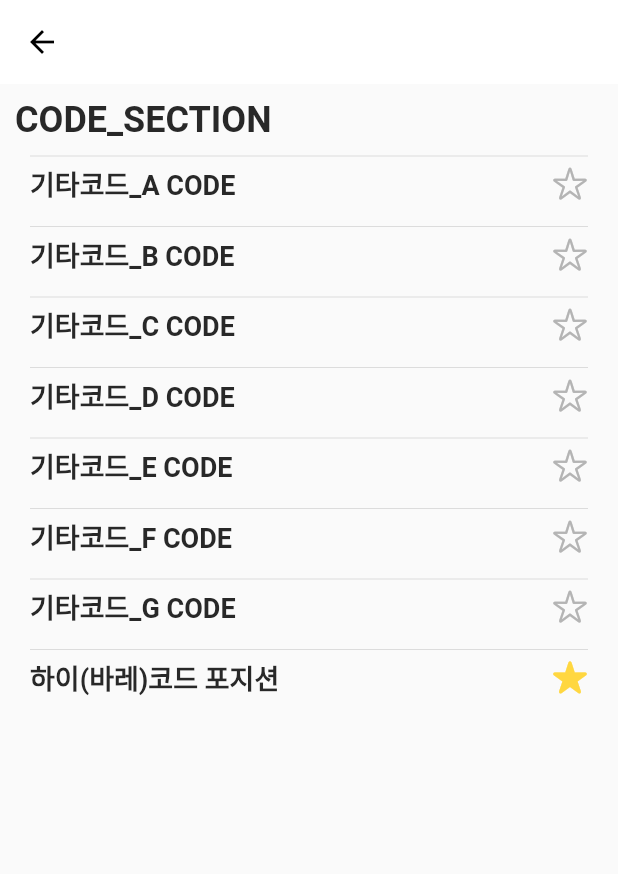
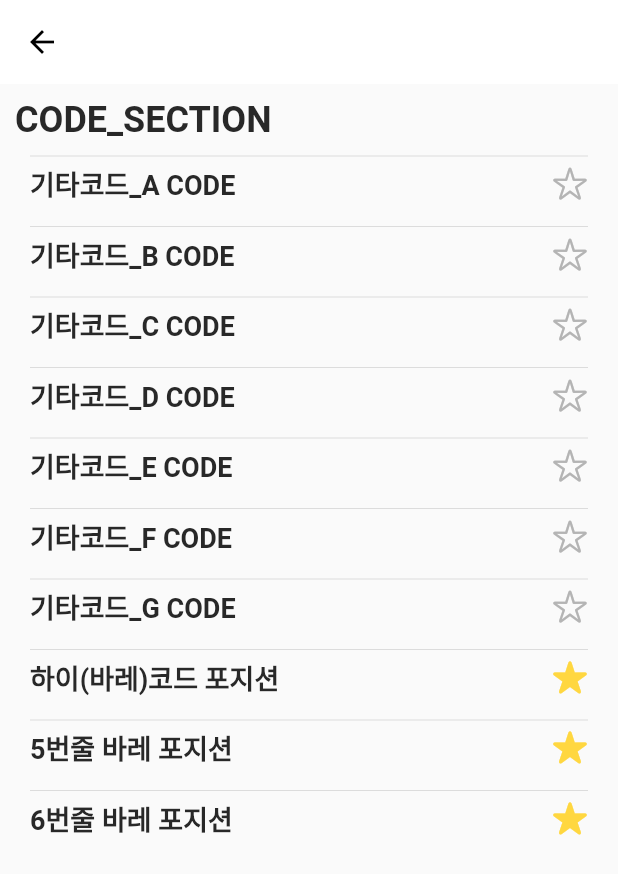
Before and after one commit to kimchungdo/TicQuitar, a Flutter app: the StudySectionPage screen opened directly, on a phone screen of 412 x 824 dp. Shown: the top 874 px of the screen. Run offline on Flutter 3.47's test engine with Material 2 defaults, Android fonts, the phone set to English and light mode, and no system bars; our stand-ins replace audioplayers, carousel_slider, youtube_player_flutter.

Commit message:
add 5,6 ballet code data

```diff
--- a/lib/data/library_contents.dart
+++ b/lib/data/library_contents.dart
@@ -21,7 +21,11 @@ List<Widget> fImageGroup = [Image.asset('assets/images/codes/F.jpg'),Image.asset
 
 List<Widget> gImageGroup = [Image.asset('assets/images/codes/G.jpg'),Image.asset('assets/images/codes/G7.jpg'),
   Image.asset('assets/images/codes/Gm.jpg'),Image.asset('assets/images/codes/GM7.jpg'),Image.asset('assets/images/codes/Gm7 (1).jpg')];
+
 List<Widget> ballet = [Image.asset('assets/images/codes/0001.jpg'), Image.asset('assets/images/codes/0002.jpg')];
+
+List<Widget> fiveBallet = [Image.asset('assets/images/codes/5-M.png'),Image.asset('assets/images/codes/5-M7.png'),Image.asset('assets/images/codes/5-7.png'),Image.asset('assets/images/codes/5-minor.png'),Image.asset('assets/images/codes/5-minor7.png')];
+List<Widget> sixBallet = [Image.asset('assets/images/codes/6-M.png'),Image.asset('assets/images/codes/6-M7.png'),Image.asset('assets/images/codes/6-M72.png'),Image.asset('assets/images/codes/6-7.png'),Image.asset('assets/images/codes/6-minor.png'),Image.asset('assets/images/codes/6-minor7.png')];
 
 StudyItem aCodes = StudyItem(section: "CODE", title: "기타코드_A CODE", image: aImageGroup, favorite: false, description: "A, A7, Am, Am7, AM7" );
 StudyItem bCodes = StudyItem(section: "CODE", title: "기타코드_B CODE", image: bImageGroup, favorite: false, description: "B, Bm, BM7, Bm7" );
@@ -31,3 +35,5 @@ StudyItem eCodes = StudyItem(section: "CODE", title: "기타코드_E CODE", imag
 StudyItem fCodes = StudyItem(section: "CODE", title: "기타코드_F CODE", image: fImageGroup, favorite: false, description: "F, F7, Fm, FM7, Fm7" );
 StudyItem gCodes = StudyItem(section: "CODE", title: "기타코드_G CODE", image: gImageGroup, favorite: false, description: "G, G7, Gm, GM7, Gm7" );
 StudyItem baItem = StudyItem(section: "ETC", title: "하이(바레)코드 포지션", image: ballet, favorite: true, description: "good");
+StudyItem fiveBItem = StudyItem(section: "CODE", title: "5번줄 바레 포지션", image: fiveBallet, favorite: true, description: "must");
+StudyItem sixBItem = StudyItem(section: "CODE", title: "6번줄 바레 포지션", image: sixBallet, favorite: true, description: "must");
--- a/lib/page/study_tab/study_section_page.dart
+++ b/lib/page/study_tab/study_section_page.dart
@@ -49,6 +49,12 @@ class _StudySectionPageState extends State<StudySectionPage> {
             InkWell(child: buildSubSectionItem(baItem),
               onTap: ()=>Navigator.push(context, MaterialPageRoute(builder: (context)=>StudyItemPage(item: baItem))),
             ),
+            InkWell(child: buildSubSectionItem(fiveBItem),
+              onTap: ()=>Navigator.push(context, MaterialPageRoute(builder: (context)=>StudyItemPage(item: fiveBItem))),
+            ),
+            InkWell(child: buildSubSectionItem(sixBItem),
+              onTap: ()=>Navigator.push(context, MaterialPageRoute(builder: (context)=>StudyItemPage(item: sixBItem))),
+            ),
           ],
         ),
       ),
```
